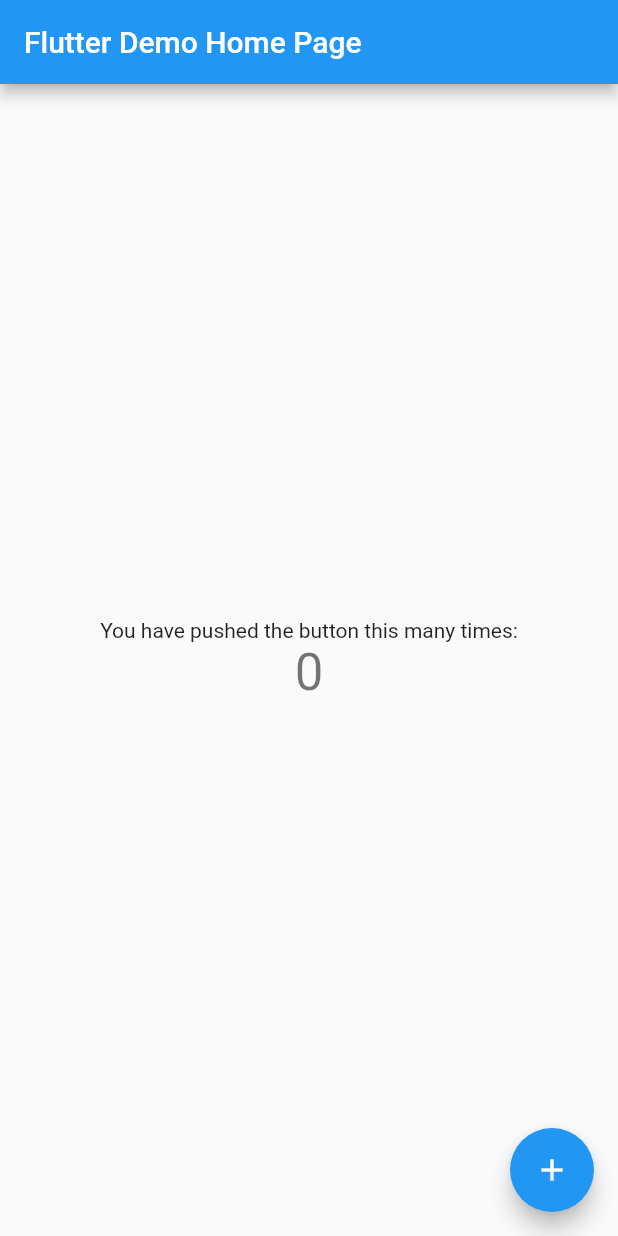
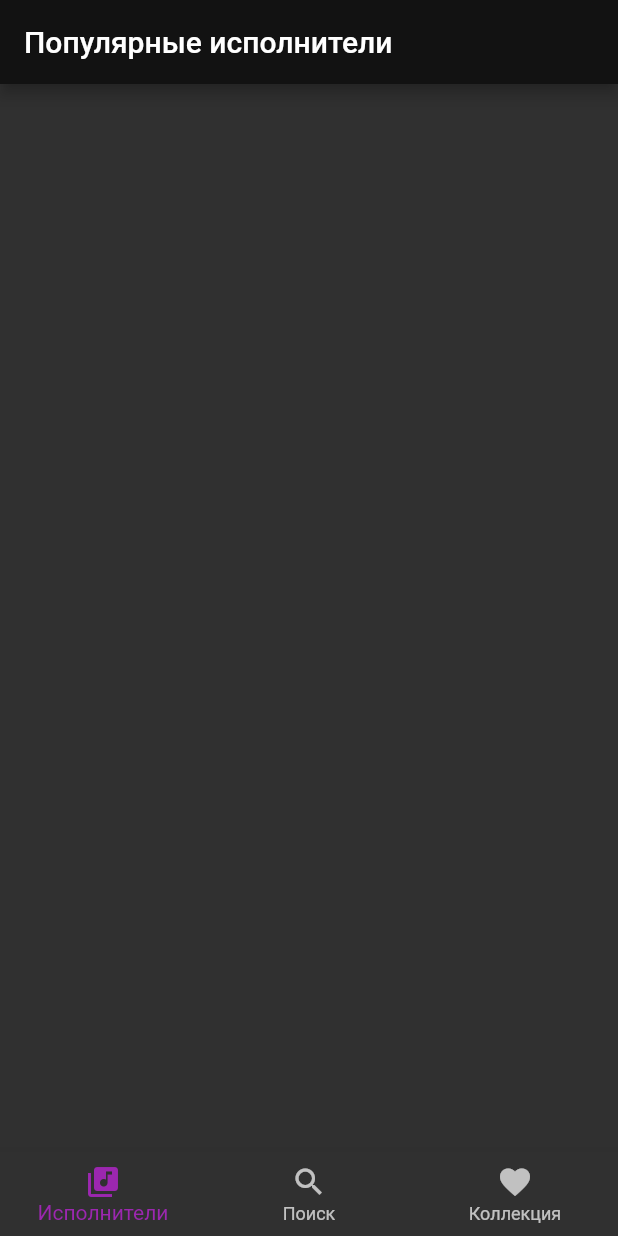
Before and after one commit to iaroshuk-dmitrii/streaming_service, a Flutter app: the screen it shows after launch, on a phone screen of 412 x 824 dp. Run offline on Flutter 3.47's test engine with Material 2 defaults, Android fonts, the phone set to English and light mode, and no system bars.

Commit message:
Основа приложения

```diff
--- a/lib/main.dart
+++ b/lib/main.dart
@@ -1,115 +1,23 @@
 import 'package:flutter/material.dart';
+import 'package:streaming_service/ui/navigation.dart';
+import 'package:streaming_service/ui/theme.dart';
 
-void main() {
-  runApp(const MyApp());
+void main() async {
+  WidgetsFlutterBinding.ensureInitialized();
+  runApp(MyApp());
 }
 
 class MyApp extends StatelessWidget {
-  const MyApp({Key? key}) : super(key: key);
+  final mainNavigation = MainNavigation();
+  MyApp({Key? key}) : super(key: key);
 
-  // This widget is the root of your application.
   @override
   Widget build(BuildContext context) {
     return MaterialApp(
-      title: 'Flutter Demo',
-      theme: ThemeData(
-        // This is the theme of your application.
-        //
-        // Try running your application with "flutter run". You'll see the
-        // application has a blue toolbar. Then, without quitting the app, try
-        // changing the primarySwatch below to Colors.green and then invoke
-        // "hot reload" (press "r" in the console where you ran "flutter run",
-        // or simply save your changes to "hot reload" in a Flutter IDE).
-        // Notice that the counter didn't reset back to zero; the application
-        // is not restarted.
-        primarySwatch: Colors.blue,
-      ),
-      home: const MyHomePage(title: 'Flutter Demo Home Page'),
+      theme: AppTheme.dark,
+      initialRoute: mainNavigation.initialRoute,
+      routes: mainNavigation.routes,
+      onGenerateRoute: mainNavigation.onGenerateRoute,
     );
   }
 }
-
-class MyHomePage extends StatefulWidget {
-  const MyHomePage({Key? key, required this.title}) : super(key: key);
-
-  // This widget is the home page of your application. It is stateful, meaning
-  // that it has a State object (defined below) that contains fields that affect
-  // how it looks.
-
-  // This class is the configuration for the state. It holds the values (in this
-  // case the title) provided by the parent (in this case the App widget) and
-  // used by the build method of the State. Fields in a Widget subclass are
-  // always marked "final".
-
-  final String title;
-
-  @override
-  State<MyHomePage> createState() => _MyHomePageState();
-}
-
-class _MyHomePageState extends State<MyHomePage> {
-  int _counter = 0;
-
-  void _incrementCounter() {
-    setState(() {
-      // This call to setState tells the Flutter framework that something has
-      // changed in this State, which causes it to rerun the build method below
-      // so that the display can reflect the updated values. If we changed
-      // _counter without calling setState(), then the build method would not be
-      // called again, and so nothing would appear to happen.
-      _counter++;
-    });
-  }
-
-  @override
-  Widget build(BuildContext context) {
-    // This method is rerun every time setState is called, for instance as done
-    // by the _incrementCounter method above.
-    //
-    // The Flutter framework has been optimized to make rerunning build methods
-    // fast, so that you can just rebuild anything that needs updating rather
-    // than having to individually change instances of widgets.
-    return Scaffold(
-      appBar: AppBar(
-        // Here we take the value from the MyHomePage object that was created by
-        // the App.build method, and use it to set our appbar title.
-        title: Text(widget.title),
-      ),
-      body: Center(
-        // Center is a layout widget. It takes a single child and positions it
-        // in the middle of the parent.
-        child: Column(
-          // Column is also a layout widget. It takes a list of children and
-          // arranges them vertically. By default, it sizes itself to fit its
-          // children horizontally, and tries to be as tall as its parent.
-          //
-          // Invoke "debug painting" (press "p" in the console, choose the
-          // "Toggle Debug Paint" action from the Flutter Inspector in Android
-          // Studio, or the "Toggle Debug Paint" command in Visual Studio Code)
-          // to see the wireframe for each widget.
-          //
-          // Column has various properties to control how it sizes itself and
-          // how it positions its children. Here we use mainAxisAlignment to
-          // center the children vertically; the main axis here is the vertical
-          // axis because Columns are vertical (the cross axis would be
-          // horizontal).
-          mainAxisAlignment: MainAxisAlignment.center,
-          children: <Widget>[
-            const Text(
-              'You have pushed the button this many times:',
-            ),
-            Text(
-              '$_counter',
-              style: Theme.of(context).textTheme.headline4,
-            ),
-          ],
-        ),
-      ),
-      floatingActionButton: FloatingActionButton(
-        onPressed: _incrementCounter,
-        tooltip: 'Increment',
-        child: const Icon(Icons.add),
-      ), // This trailing comma makes auto-formatting nicer for build methods.
-    );
-  }
-}
--- /dev/null
+++ b/lib/ui/navigation.dart
@@ -0,0 +1,24 @@
+import 'package:flutter/material.dart';
+import 'package:streaming_service/ui/screens/main_tabs_screen.dart';
+
+abstract class Screens {
+  static const mainTabs = 'MainTabsScreen';
+}
+
+class MainNavigation {
+  final initialRoute = Screens.mainTabs;
+
+  final routes = <String, Widget Function(BuildContext)>{
+    Screens.mainTabs: (context) {
+      print('Create MainTabsScreen');
+      return const MainTabsScreen();
+    },
+  };
+
+  Route<Object> onGenerateRoute(RouteSettings settings) {
+    switch (settings.name) {
+      default:
+        return MaterialPageRoute(builder: (context) => const Text('Navigation Error!!'));
+    }
+  }
+}
--- /dev/null
+++ b/lib/ui/screens/artists_screen.dart
@@ -0,0 +1,17 @@
+import 'package:flutter/material.dart';
+
+class ArtistsScreen extends StatelessWidget {
+  const ArtistsScreen({Key? key}) : super(key: key);
+
+  @override
+  Widget build(BuildContext context) {
+    return Column(
+      children: [
+        AppBar(
+          title: const Text('Популярные исполнители'),
+        ),
+        Container(),
+      ],
+    );
+  }
+}
--- /dev/null
+++ b/lib/ui/screens/main_tabs_screen.dart
@@ -0,0 +1,62 @@
+import 'package:flutter/material.dart';
+import 'package:streaming_service/ui/screens/artists_screen.dart';
+import 'package:streaming_service/ui/screens/collection_screen.dart';
+import 'package:streaming_service/ui/screens/search_screen.dart';
+
+class MainTabsScreen extends StatefulWidget {
+  const MainTabsScreen({Key? key}) : super(key: key);
+
+  @override
+  State<MainTabsScreen> createState() => _MainTabsScreenState();
+}
+
+class _MainTabsScreenState extends State<MainTabsScreen> {
+  int _currentTab = 0;
+
+  void _onSwitchTab(int index) {
+    if (_currentTab != index) {
+      setState(() {
+        {
+          _currentTab = index;
+        }
+      });
+    }
+  }
+
+  @override
+  Widget build(BuildContext context) {
+    return Scaffold(
+      body: IndexedStack(
+        index: _currentTab,
+        children: const [
+          ArtistsScreen(),
+          SearchScreen(),
+          CollectionScreen(),
+        ],
+      ),
+      bottomNavigationBar: BottomNavigationBar(
+        currentIndex: _currentTab,
+        items: const [
+          BottomNavigationBarItem(
+            label: "Исполнители",
+            icon: Icon(Icons.library_music),
+            tooltip: "Исполнители",
+          ),
+          BottomNavigationBarItem(
+            label: "Поиск",
+            icon: Icon(Icons.search),
+            tooltip: "Поиск",
+          ),
+          BottomNavigationBarItem(
+            label: "Коллекция",
+            icon: Icon(Icons.favorite),
+            tooltip: "Коллекция",
+          ),
+        ],
+        onTap: (index) {
+          _onSwitchTab(index);
+        },
+      ),
+    );
+  }
+}
--- /dev/null
+++ b/lib/ui/theme.dart
@@ -0,0 +1,9 @@
+import 'package:flutter/material.dart';
+
+abstract class AppTheme {
+  static ThemeData dark = ThemeData(
+    colorScheme: const ColorScheme.dark().copyWith(
+      secondary: Colors.purple,
+    ),
+  );
+}
```
Also changed, not shown: lib/ui/screens/collection_screen.dart (added, +17 -0 lines), lib/ui/screens/search_screen.dart (added, +17 -0 lines), pubspec.yaml (+7 -58 lines), 1 other file.
